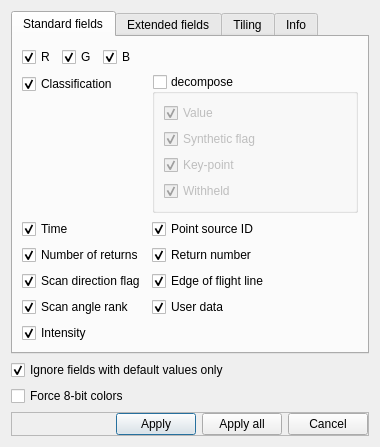
Before: the Qt Designer form libs/qCC_io/ui_templates/openLASFileDlg.ui in CloudCompare/CloudCompare, drawn with Qt 5.
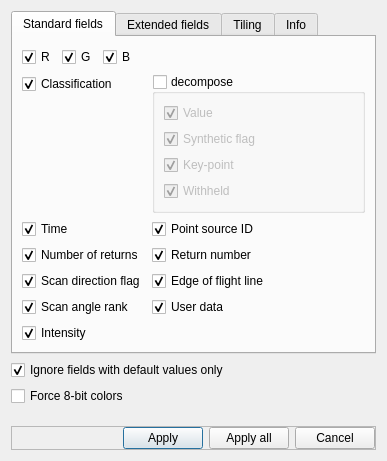
After: the same form once the commit is applied.

Diff of the .ui file:
```diff
--- a/libs/qCC_io/ui_templates/openLASFileDlg.ui
+++ b/libs/qCC_io/ui_templates/openLASFileDlg.ui
@@ -6,8 +6,8 @@
    <rect>
     <x>0</x>
     <y>0</y>
-    <width>380</width>
-    <height>420</height>
+    <width>387</width>
+    <height>461</height>
    </rect>
   </property>
   <property name="windowTitle">
```
Left out of the diff: 12 changed lines with no effect on the pictures.
